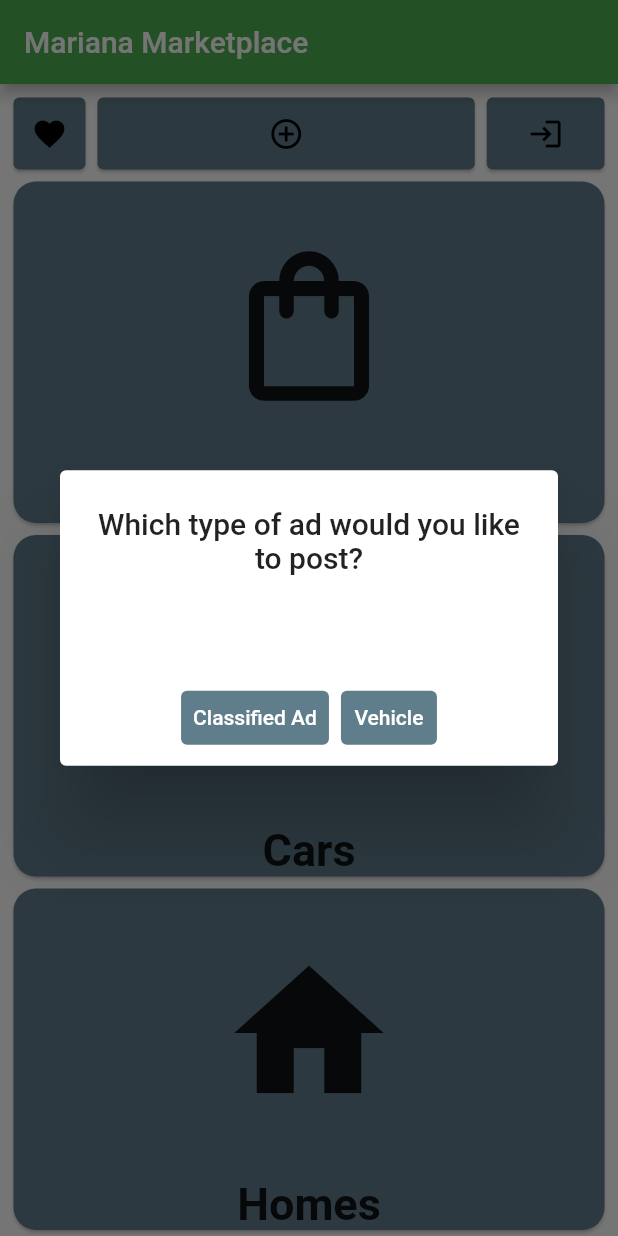
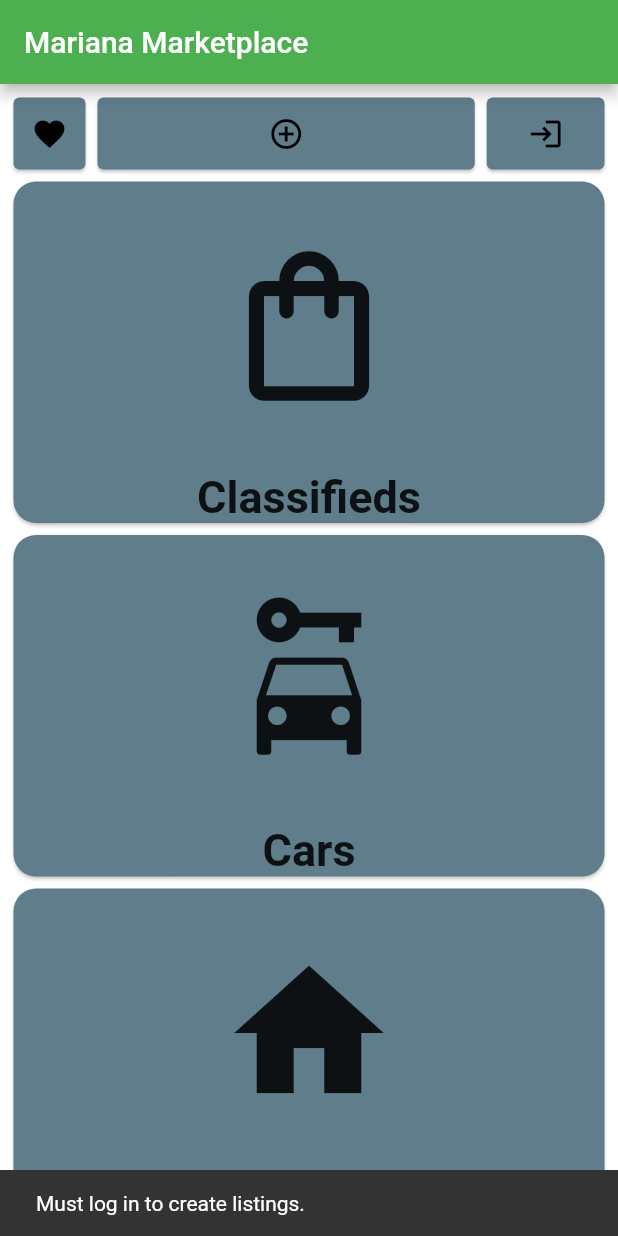
Before and after one commit to korafdavid/mariana_marketplace_app, a Flutter app: the screen it shows after launch, after a tap on the "add circle outline" icon, on a phone screen of 412 x 824 dp. Run offline on Flutter 3.47's test engine with Material 2 defaults, Android fonts, the phone set to English and light mode, and no system bars; our stand-ins replace appwrite, carousel_slider, flutter_login, image_picker, infinite_scroll_pagination.

Commit message:
Update landing_screen.dart
Prevent user not logged in from posting

```diff
--- a/lib/landing_screen.dart
+++ b/lib/landing_screen.dart
@@ -56,6 +56,36 @@ class _LandingScreenState extends State<LandingScreen> {
     );
   }
 
+  Widget createClassifiedButton() {
+    return FutureBuilder(
+      future: loggedIn,
+      builder: (BuildContext context, AsyncSnapshot snapshot) {
+        return Expanded(
+          flex: 3,
+          child: Card(
+            color: Colors.blueGrey,
+            child: IconButton(
+              icon: const Icon(
+                Icons.add_circle_outline,
+              ),
+              onPressed: () {
+                if (snapshot.connectionState == ConnectionState.done &&
+                    snapshot.data == true) {
+                  showAlertDialog(context);
+                } else {
+                  ScaffoldMessenger.of(context).showSnackBar(const SnackBar(
+                    content: Text("Must log in to create listings."),
+                  ));
+                }
+              },
+              color: Colors.black,
+            ),
+          ),
+        );
+      },
+    );
+  }
+
   @override
   Widget build(BuildContext context) {
     return Scaffold(
@@ -85,21 +115,7 @@ class _LandingScreenState extends State<LandingScreen> {
                     color: Colors.black,
                   ),
                 ),
-                Expanded(
-                  flex: 3,
-                  child: Card(
-                    color: Colors.blueGrey,
-                    child: IconButton(
-                      icon: const Icon(
-                        Icons.add_circle_outline,
-                      ),
-                      onPressed: () {
-                        showAlertDialog(context);
-                      },
-                      color: Colors.black,
-                    ),
-                  ),
-                ),
+                createClassifiedButton(),
                 Expanded(
                   child: Card(
                     color: Colors.blueGrey,
```
